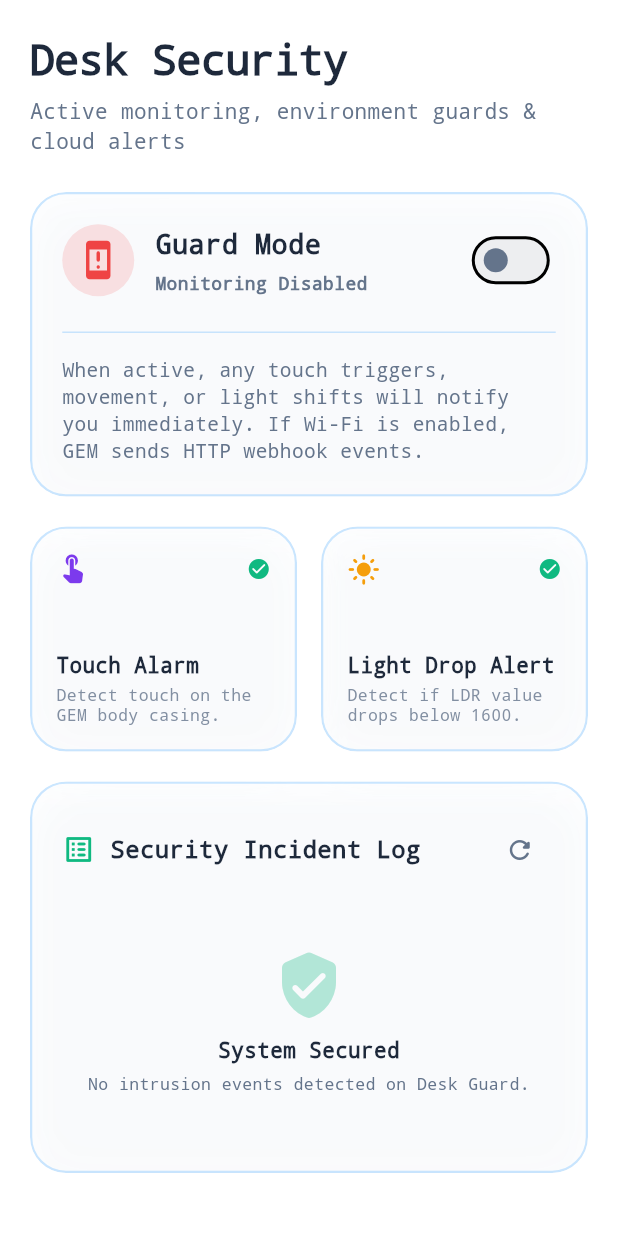
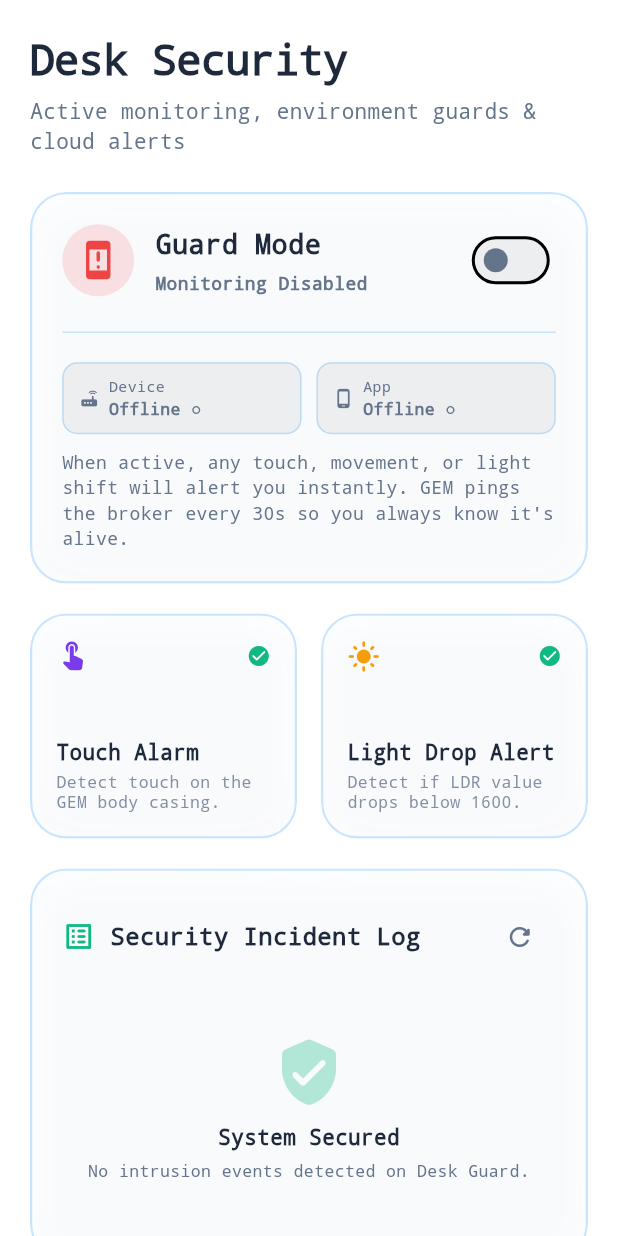
Before and after one commit to shovinmd/Design-and-Development-of-Gem-Buddy-An-ESP32-Based-Smart-Desktop-Companion, a Flutter app: the SecurityScreen screen opened directly, on a phone screen of 412 x 824 dp. Run offline on Flutter 3.47's test engine with Material 3 defaults, Android fonts, the phone set to English and light mode, and no system bars; our stand-ins replace flutter_riverpod, shared_preferences; accounts and stored records are empty.

Commit message:
feat: guard mode ping system - device+app keepalive to broker, live status in security screen

```diff
--- a/gem_buddy_app/lib/screens/security_screen.dart
+++ b/gem_buddy_app/lib/screens/security_screen.dart
@@ -100,11 +100,101 @@ class SecurityScreen extends ConsumerWidget {
                       ),
                       const SizedBox(height: 16),
                       const Divider(color: GemColors.glassBorder),
-                      const SizedBox(height: 8),
+                      const SizedBox(height: 12),
+                      // Live ping status row
+                      Row(
+                        children: [
+                          // Device ping status
+                          Expanded(
+                            child: Container(
+                              padding: const EdgeInsets.symmetric(horizontal: 10, vertical: 8),
+                              decoration: BoxDecoration(
+                                color: deviceState.deviceOnline
+                                    ? GemColors.statusActive.withValues(alpha: 0.1)
+                                    : Colors.black.withValues(alpha: 0.05),
+                                borderRadius: BorderRadius.circular(10),
+                                border: Border.all(
+                                  color: deviceState.deviceOnline
+                                      ? GemColors.statusActive.withValues(alpha: 0.3)
+                                      : GemColors.glassBorder,
+                                ),
+                              ),
+                              child: Row(
+                                children: [
+                                  Icon(
+                                    Icons.router_rounded,
+                                    size: 14,
+                                    color: deviceState.deviceOnline ? GemColors.statusActive : GemColors.textSecondary,
+                                  ),
+                                  const SizedBox(width: 6),
+                                  Column(
+                                    crossAxisAlignment: CrossAxisAlignment.start,
+                                    children: [
+                                      Text('Device', style: TextStyle(color: GemColors.textSecondary, fontSize: 10)),
+                                      Text(
+                                        deviceState.deviceOnline ? 'Online ●' : 'Offline ○',
+                                        style: TextStyle(
+                                          color: deviceState.deviceOnline ? GemColors.statusActive : GemColors.textSecondary,
+                                          fontSize: 11,
+                                          fontWeight: FontWeight.bold,
+                                        ),
+                                      ),
+                                    ],
+                                  ),
+                                ],
+                              ),
+                            ),
+                          ),
+                          const SizedBox(width: 10),
+                          // App ping status
+                          Expanded(
+                            child: Container(
+                              padding: const EdgeInsets.symmetric(horizontal: 10, vertical: 8),
+                              decoration: BoxDecoration(
+                                color: deviceState.appOnline
+                                    ? GemColors.accentBlue.withValues(alpha: 0.1)
+                                    : Colors.black.withValues(alpha: 0.05),
+                                borderRadius: BorderRadius.circular(10),
+                                border: Border.all(
+                                  color: deviceState.appOnline
+                                      ? GemColors.accentBlue.withValues(alpha: 0.3)
+                                      : GemColors.glassBorder,
+                                ),
+                              ),
+                              child: Row(
+                                children: [
+                                  Icon(
+                                    Icons.phone_android_rounded,
+                                    size: 14,
+                                    color: deviceState.appOnline ? GemColors.accentBlue : GemColors.textSecondary,
+                                  ),
+                                  const SizedBox(width: 6),
+                                  Column(
+                                    crossAxisAlignment: CrossAxisAlignment.start,
+                                    children: [
+                                      Text('App', style: TextStyle(color: GemColors.textSecondary, fontSize: 10)),
+                                      Text(
+                                        deviceState.appOnline ? 'Connected ●' : 'Offline ○',
+                                        style: TextStyle(
+                                          color: deviceState.appOnline ? GemColors.accentBlue : GemColors.textSecondary,
+                                          fontSize: 11,
+                                          fontWeight: FontWeight.bold,
+                                        ),
+                                      ),
+                                    ],
+                                  ),
+                                ],
+                              ),
+                            ),
+                          ),
+                        ],
+                      ),
+                      const SizedBox(height: 10),
                       const Text(
-                        'When active, any touch triggers, movement, or light shifts will notify you immediately. If Wi-Fi is enabled, GEM sends HTTP webhook events.',
-                        style: TextStyle(color: GemColors.textSecondary, fontSize: 13, height: 1.4),
+                        'When active, any touch, movement, or light shift will alert you instantly. GEM pings the broker every 30s so you always know it\'s alive.',
+                        style: TextStyle(color: GemColors.textSecondary, fontSize: 12, height: 1.4),
                       ),
+
                     ],
                   ),
                 ),
```
Also changed, not shown: gem_buddy_app/lib/providers/device_provider.dart (+44 -4 lines), 2 other files.
